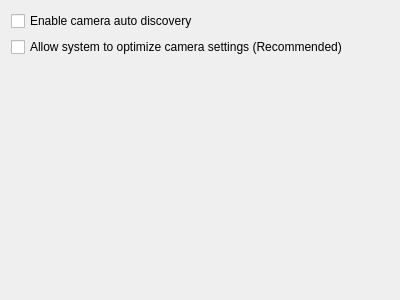
networkoptix/nx_open, file client/src/ui/widgets/settings/camera_management_widget.ui: the form before one commit.
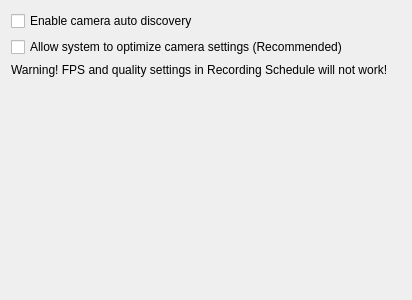
The form after the commit.

Commit message:
(Issue #4473) :  "Allow system to optimize ..." uncheck warning
<==== Mercurial data ====>
Branch: release_2.3_review

The edit to the form file:
```diff
--- a/client/src/ui/widgets/settings/camera_management_widget.ui
+++ b/client/src/ui/widgets/settings/camera_management_widget.ui
@@ -31,6 +31,29 @@
      </property>
     </widget>
    </item>
+   <item>
+    <widget class="QWidget" name="horizontalWidget" native="true">
+     <layout class="QHBoxLayout" name="horizontalLayout_3">
+      <property name="margin">
+       <number>0</number>
+      </property>
+      <item>
+       <widget class="QLabel" name="settingsWarningLabel">
+        <property name="text">
+         <string>Warning! FPS and quality settings in Recording Schedule will not work!</string>
+        </property>
+       </widget>
+      </item>
+      <item>
+       <widget class="QLabel" name="verticalSpacerLabel">
+        <property name="text">
+         <string notr="true"/>
+        </property>
+       </widget>
+      </item>
+     </layout>
+    </widget>
+   </item>
    <item>
     <spacer name="verticalSpacer">
      <property name="orientation">
```
The commit also changes 1 other file.
